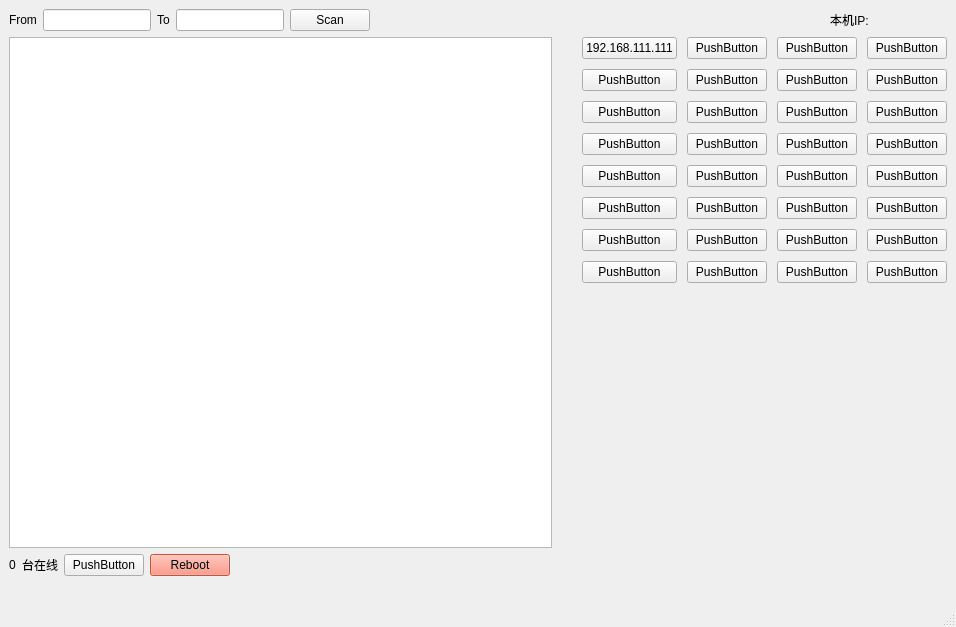
This is mainwindow.ui in ccf19881030/ip_scan as Qt 5 draws it before an edit. The edited form follows.
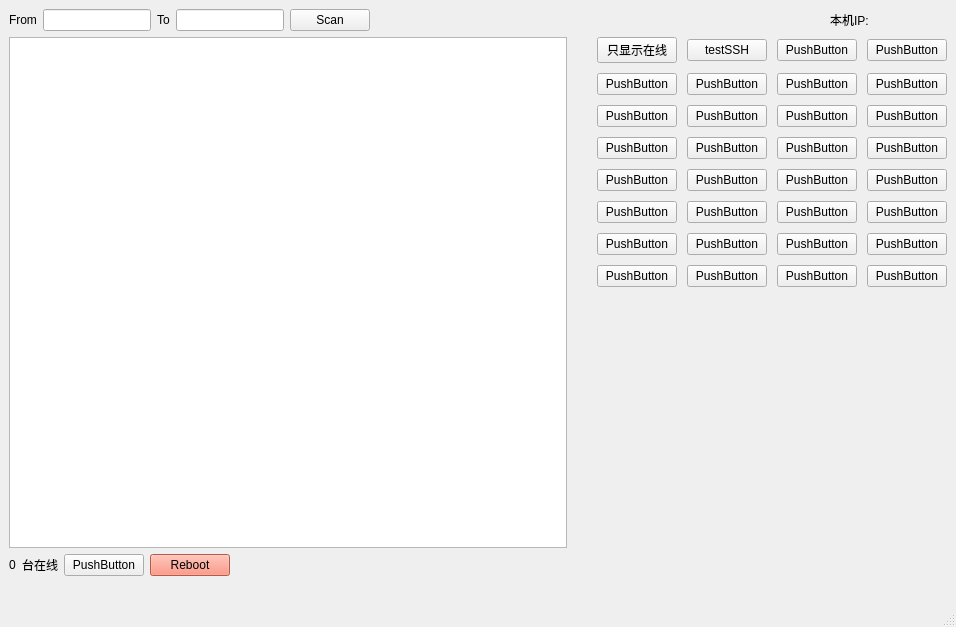
This is the edited form.

Patch:
```diff
--- a/mainwindow.ui
+++ b/mainwindow.ui
@@ -238,7 +238,7 @@
         <item row="0" column="1">
          <widget class="QPushButton" name="pushButton_9">
           <property name="text">
-           <string>PushButton</string>
+           <string>testSSH</string>
           </property>
          </widget>
         </item>
@@ -336,7 +336,7 @@
         <item row="0" column="0">
          <widget class="QPushButton" name="pushButton_3">
           <property name="text">
-           <string>192.168.111.111</string>
+           <string>只显示在线</string>
           </property>
          </widget>
         </item>
```
Left out of the diff: 4 changed lines with no effect on the pictures.
